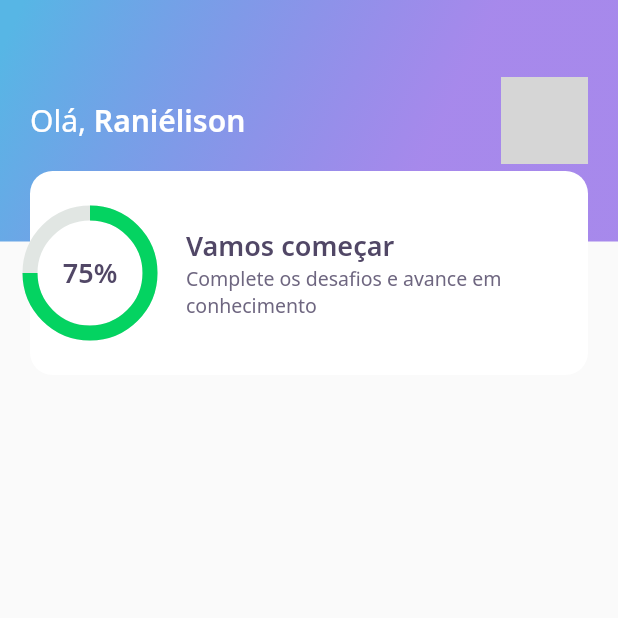
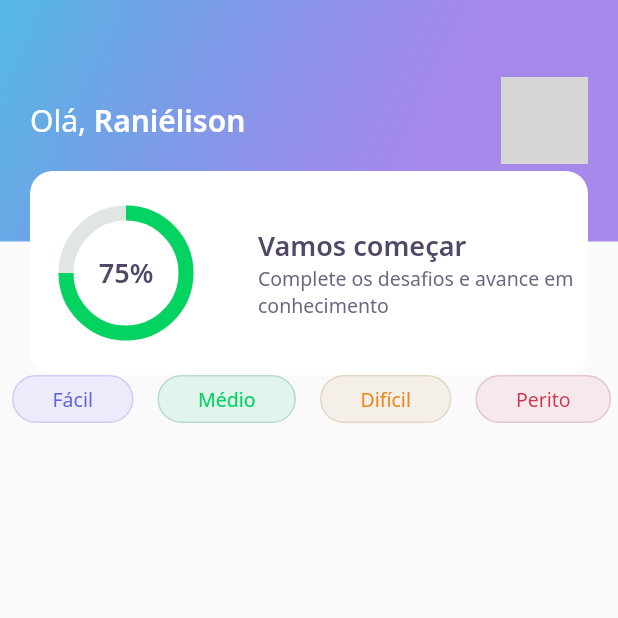
Before and after one commit to ranielison/devquiz, a Flutter app: the screen it shows after launch, on a phone screen of 412 x 824 dp, the top half of it. Run offline on Flutter 3.47's test engine with Material 2 defaults, Android fonts, the phone set to English and light mode, and no system bars; our stand-ins replace google_fonts; network calls fail; grey boxes are pictures that could not be loaded.

Commit message:
feat: criando level button

```diff
--- a/lib/home/home_page.dart
+++ b/lib/home/home_page.dart
@@ -1,4 +1,5 @@
 import 'package:DevQuiz/home/widgets/appbar/app_bar_widget.dart';
+import 'package:DevQuiz/home/widgets/level_button/level_button_widget.dart';
 import 'package:flutter/material.dart';
 
 class HomePage extends StatefulWidget {
@@ -11,6 +12,17 @@ class _HomePageState extends State<HomePage> {
   Widget build(BuildContext context) {
     return Scaffold(
       appBar: AppBarWidget(),
+      body: SingleChildScrollView(
+        scrollDirection: Axis.horizontal,
+        child: Row(
+          children: [
+            LevelButtonWidget(label: 'Fácil'),
+            LevelButtonWidget(label: 'Médio'),
+            LevelButtonWidget(label: 'Difícil'),
+            LevelButtonWidget(label: 'Perito'),
+          ],
+        ),
+      ),
     );
   }
 }
--- a/lib/home/widgets/chart/chart_widget.dart
+++ b/lib/home/widgets/chart/chart_widget.dart
@@ -7,6 +7,9 @@ class ChartWidget extends StatelessWidget {
     return Container(
       height: 80,
       width: 80,
+      margin: const EdgeInsets.symmetric(
+        horizontal: 24,
+      ),
       child: Stack(
         children: [
           Center(
--- /dev/null
+++ b/lib/home/widgets/level_button/level_button_widget.dart
@@ -0,0 +1,64 @@
+import 'package:DevQuiz/core/app_colors.dart';
+import 'package:flutter/material.dart';
+import 'package:google_fonts/google_fonts.dart';
+
+class LevelButtonWidget extends StatelessWidget {
+  final String label;
+
+  LevelButtonWidget({
+    Key? key,
+    required this.label,
+  })   : assert(['Fácil', 'Médio', 'Difícil', 'Perito'].contains(label)),
+        super(key: key);
+
+  final config = {
+    'Fácil': {
+      'color': AppColors.levelButtonFacil,
+      'borderColor': AppColors.levelButtonBorderFacil,
+      'fontColor': AppColors.levelButtonTextFacil,
+    },
+    'Médio': {
+      'color': AppColors.levelButtonMedio,
+      'borderColor': AppColors.levelButtonBorderMedio,
+      'fontColor': AppColors.levelButtonTextMedio,
+    },
+    'Difícil': {
+      'color': AppColors.levelButtonDificil,
+      'borderColor': AppColors.levelButtonBorderDificil,
+      'fontColor': AppColors.levelButtonTextDificil,
+    },
+    'Perito': {
+      'color': AppColors.levelButtonPerito,
+      'borderColor': AppColors.levelButtonBorderPerito,
+      'fontColor': AppColors.levelButtonTextPerito,
+    },
+  };
+
+  Color get color => config[label]!['color']!;
+  Color get borderColor => config[label]!['borderColor']!;
+  Color get fontColor => config[label]!['fontColor']!;
+
+  @override
+  Widget build(BuildContext context) {
+    return Container(
+      decoration: BoxDecoration(
+        color: color,
+        border: Border.fromBorderSide(
+          BorderSide(
+            color: borderColor,
+          ),
+        ),
+        borderRadius: BorderRadius.circular(28),
+      ),
+      padding: const EdgeInsets.symmetric(horizontal: 26, vertical: 6),
+      margin: const EdgeInsets.symmetric(horizontal: 8),
+      child: Text(
+        label,
+        style: GoogleFonts.notoSans(
+          color: fontColor,
+          fontSize: 13,
+        ),
+      ),
+    );
+  }
+}
--- a/lib/home/widgets/score_card/score_card_widget.dart
+++ b/lib/home/widgets/score_card/score_card_widget.dart
@@ -34,6 +34,7 @@ class ScoreCardWidget extends StatelessWidget {
             ),
           )
         ],
-        ));
+      ),
+    );
   }
 }
```
Lines whose indentation alone changed are shown as unchanged.
